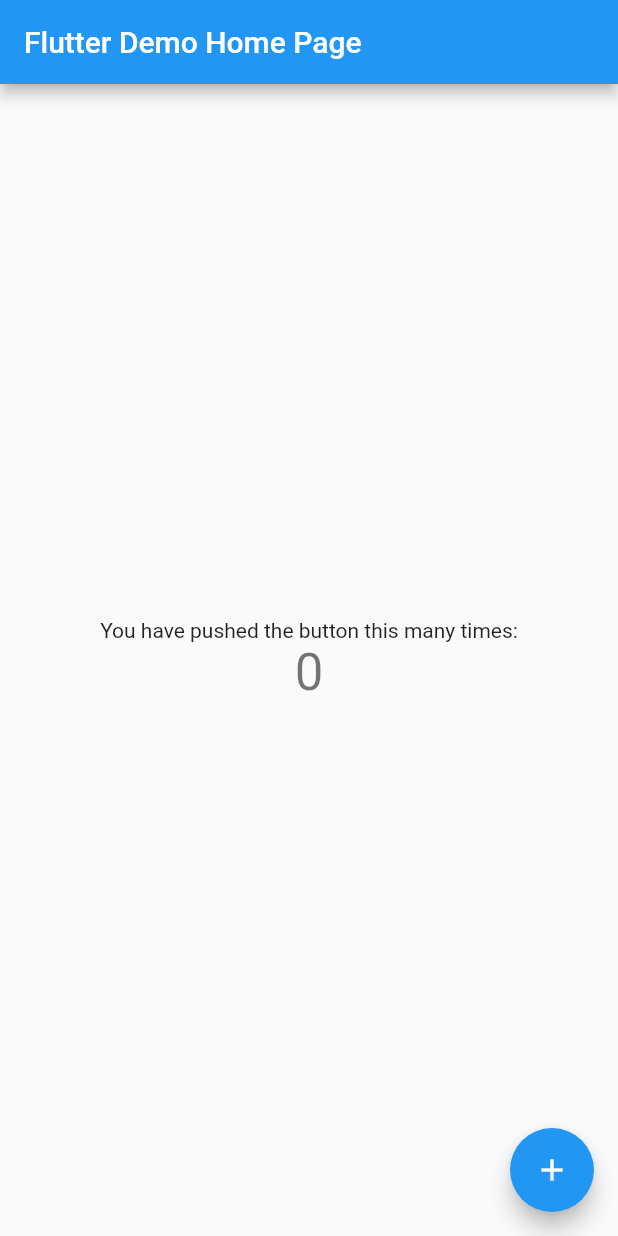
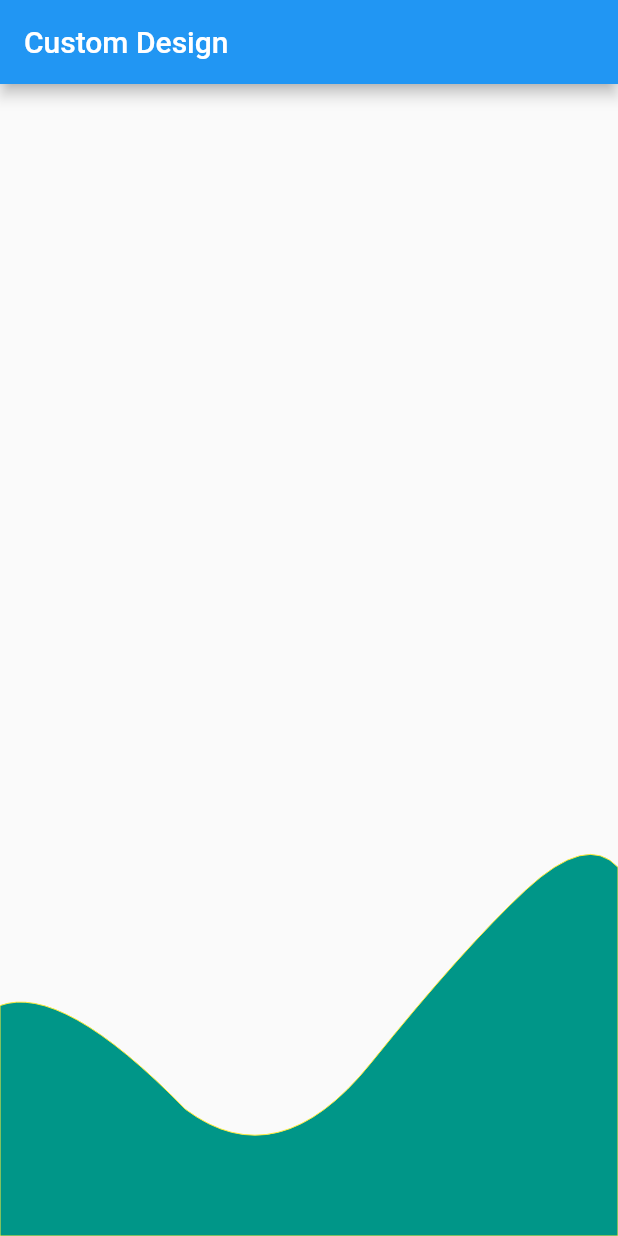
Before and after one commit to SimantoTareq/Flutter-UI, a Flutter app: the screen it shows after launch, on a phone screen of 412 x 824 dp. Run offline on Flutter 3.47's test engine with Material 2 defaults, Android fonts, the phone set to English and light mode, and no system bars.

Commit message:
custom shape

```diff
--- /dev/null
+++ b/custom_shape/lib/custom_shpes.dart
@@ -0,0 +1,73 @@
+import 'package:flutter/material.dart';
+import 'package:flutter/src/widgets/container.dart';
+import 'package:flutter/src/widgets/framework.dart';
+
+class HomePage extends StatefulWidget {
+  const HomePage({super.key});
+
+  @override
+  State<HomePage> createState() => _HomePageState();
+}
+
+class _HomePageState extends State<HomePage> {
+  @override
+  Widget build(BuildContext context) {
+    return Scaffold(
+      appBar: AppBar(
+        title: Text('Custom Design'),
+      ),
+      body: CustomPaint(
+        painter: MyShape(),
+        child: Container(),
+      ),
+    );
+  }
+}
+
+class MyShape extends CustomPainter {
+  @override
+  void paint(Canvas canvas, Size size) {
+    // TODO: implement paint
+    final paint = Paint();
+    final path = Path();
+    //for border use stroke and fill use fillf
+    paint.style = PaintingStyle.fill;
+    //to set the width of curve
+    paint.strokeWidth = 5;
+    paint.color = Colors.teal;
+
+    //starting point
+    path.moveTo(0, size.height * 0.8);
+    //curved form the current point
+    path.quadraticBezierTo(size.width * .1, size.height * 0.78,
+        size.width * 0.3, size.height * 0.89);
+
+    path.quadraticBezierTo(size.width * .45, size.height * 0.95,
+        size.width * 0.6, size.height * 0.85);
+
+    path.quadraticBezierTo(size.width * .75, size.height * 0.75,
+        size.width * 0.85, size.height * 0.7);
+
+    path.quadraticBezierTo(size.width * .95, size.height * 0.65, size.width * 1,
+        size.height * 0.68);
+
+    //to fill border of  the curved
+    path.lineTo(size.width, size.height);
+    path.lineTo(0, size.height);
+    path.lineTo(0, size.height * 0.8);
+
+    //to show or print the path or curve
+    canvas.drawPath(path, paint);
+
+    final paint1 = Paint();
+    paint1.style = PaintingStyle.stroke;
+    paint1.color = Colors.yellow;
+    canvas.drawPath(path, paint1);
+  }
+
+  @override
+  bool shouldRepaint(covariant CustomPainter oldDelegate) {
+    // TODO: implement shouldRepaint
+    return true;
+  }
+}
--- a/custom_shape/lib/main.dart
+++ b/custom_shape/lib/main.dart
@@ -1,3 +1,4 @@
+import 'package:custom_shape/custom_shpes.dart';
 import 'package:flutter/material.dart';
 
 void main() {
@@ -24,92 +25,6 @@ class MyApp extends StatelessWidget {
           // is not restarted.
           primarySwatch: Colors.blue,
         ),
-      home: const MyHomePage(title: 'Flutter Demo Home Page'),
-    );
+        home: HomePage());
   }
 }
-
-class MyHomePage extends StatefulWidget {
-  const MyHomePage({super.key, required this.title});
-
-  // This widget is the home page of your application. It is stateful, meaning
-  // that it has a State object (defined below) that contains fields that affect
-  // how it looks.
-
-  // This class is the configuration for the state. It holds the values (in this
-  // case the title) provided by the parent (in this case the App widget) and
-  // used by the build method of the State. Fields in a Widget subclass are
-  // always marked "final".
-
-  final String title;
-
-  @override
-  State<MyHomePage> createState() => _MyHomePageState();
-}
-
-class _MyHomePageState extends State<MyHomePage> {
-  int _counter = 0;
-
-  void _incrementCounter() {
-    setState(() {
-      // This call to setState tells the Flutter framework that something has
-      // changed in this State, which causes it to rerun the build method below
-      // so that the display can reflect the updated values. If we changed
-      // _counter without calling setState(), then the build method would not be
-      // called again, and so nothing would appear to happen.
-      _counter++;
-    });
-  }
-
-  @override
-  Widget build(BuildContext context) {
-    // This method is rerun every time setState is called, for instance as done
-    // by the _incrementCounter method above.
-    //
-    // The Flutter framework has been optimized to make rerunning build methods
-    // fast, so that you can just rebuild anything that needs updating rather
-    // than having to individually change instances of widgets.
-    return Scaffold(
-      appBar: AppBar(
-        // Here we take the value from the MyHomePage object that was created by
-        // the App.build method, and use it to set our appbar title.
-        title: Text(widget.title),
-      ),
-      body: Center(
-        // Center is a layout widget. It takes a single child and positions it
-        // in the middle of the parent.
-        child: Column(
-          // Column is also a layout widget. It takes a list of children and
-          // arranges them vertically. By default, it sizes itself to fit its
-          // children horizontally, and tries to be as tall as its parent.
-          //
-          // Invoke "debug painting" (press "p" in the console, choose the
-          // "Toggle Debug Paint" action from the Flutter Inspector in Android
-          // Studio, or the "Toggle Debug Paint" command in Visual Studio Code)
-          // to see the wireframe for each widget.
-          //
-          // Column has various properties to control how it sizes itself and
-          // how it positions its children. Here we use mainAxisAlignment to
-          // center the children vertically; the main axis here is the vertical
-          // axis because Columns are vertical (the cross axis would be
-          // horizontal).
-          mainAxisAlignment: MainAxisAlignment.center,
-          children: <Widget>[
-            const Text(
-              'You have pushed the button this many times:',
-            ),
-            Text(
-              '$_counter',
-              style: Theme.of(context).textTheme.headline4,
-            ),
-          ],
-        ),
-      ),
-      floatingActionButton: FloatingActionButton(
-        onPressed: _incrementCounter,
-        tooltip: 'Increment',
-        child: const Icon(Icons.add),
-      ), // This trailing comma makes auto-formatting nicer for build methods.
-    );
-  }
-}
```
Also changed, not shown: custom_shape/lib/clippers.dart (added, +40 -0 lines). Lines whose indentation alone changed are shown as unchanged.
